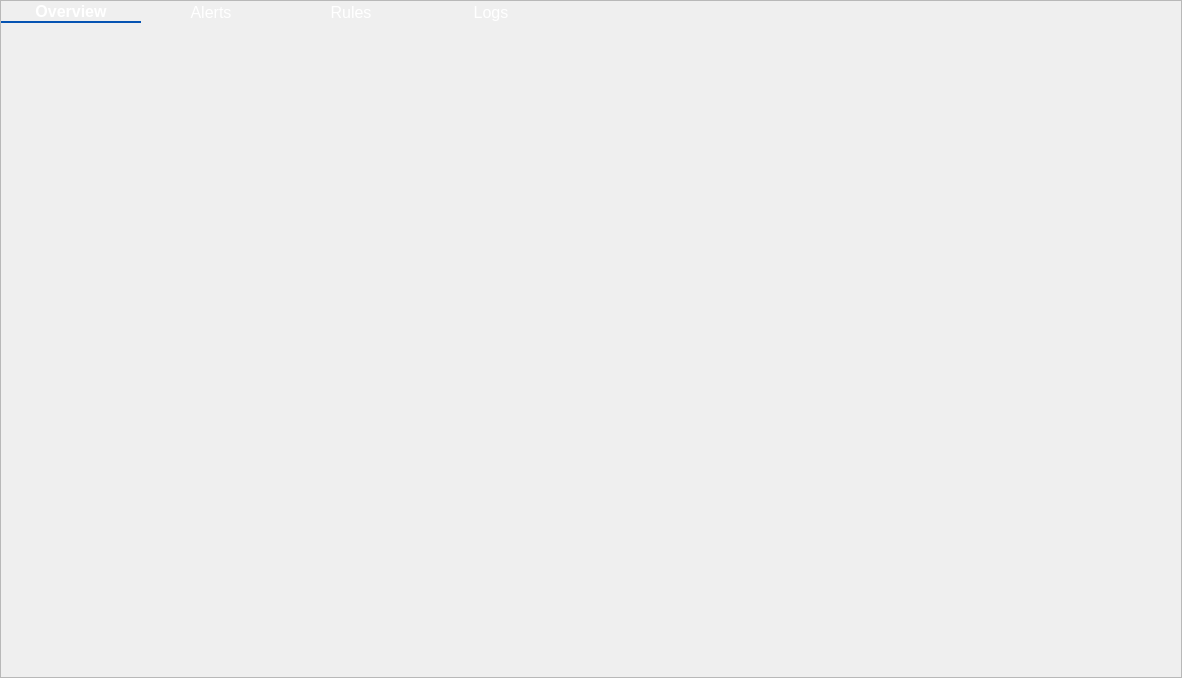
First picture: the form in mainwindow.ui, repository josschi95/OTIS, before the edit.
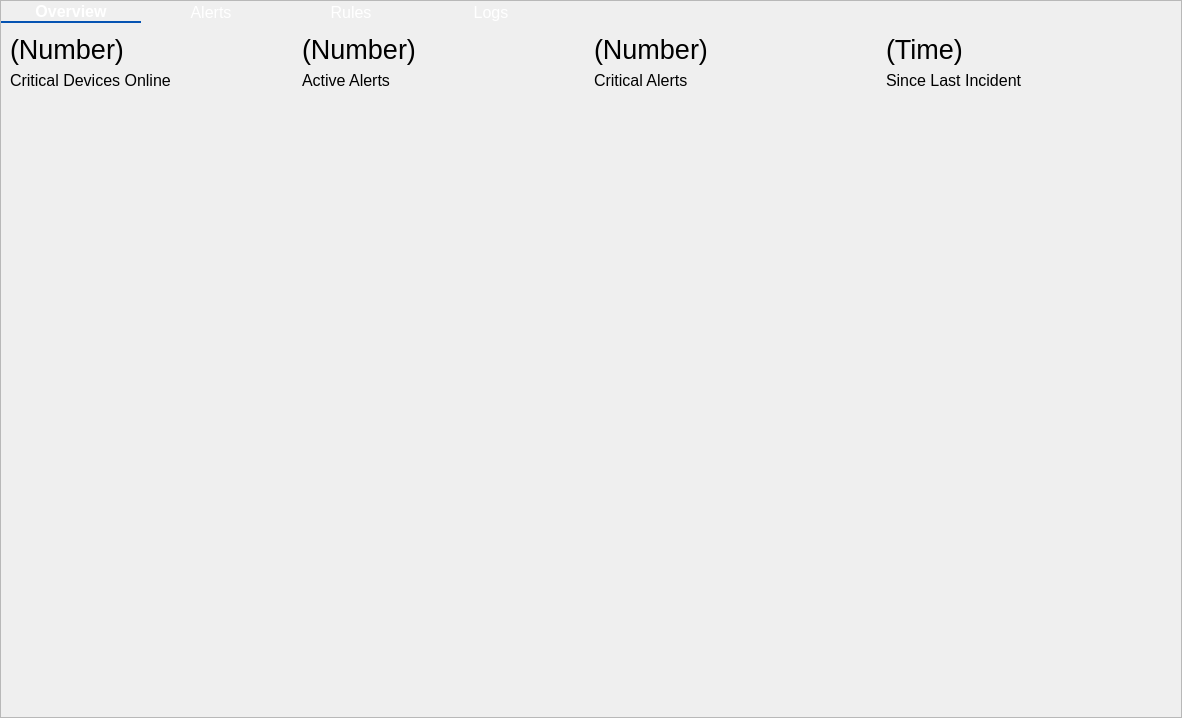
Second picture: the form after the edit. The open tabs and pages were chosen to show the change. Custom widgets are drawn as their Qt base class.

Commit message: Overview page

```diff
--- a/mainwindow.ui
+++ b/mainwindow.ui
@@ -272,7 +272,262 @@
          <property name="currentIndex">
           <number>2</number>
          </property>
-         <widget class="QWidget" name="page0_overview"/>
+         <widget class="Overview" name="page0_overview">
+          <layout class="QVBoxLayout" name="verticalLayout_11">
+           <property name="spacing">
+            <number>0</number>
+           </property>
+           <property name="leftMargin">
+            <number>0</number>
+           </property>
+           <property name="topMargin">
+            <number>0</number>
+           </property>
+           <property name="rightMargin">
+            <number>0</number>
+           </property>
+           <property name="bottomMargin">
+            <number>0</number>
+           </property>
+           <item>
+            <widget class="QFrame" name="overviewFrame">
+             <property name="frameShape">
+              <enum>QFrame::Shape::NoFrame</enum>
+             </property>
+             <property name="frameShadow">
+              <enum>QFrame::Shadow::Plain</enum>
+             </property>
+             <layout class="QVBoxLayout" name="verticalLayout_10">
+              <property name="leftMargin">
+               <number>9</number>
+              </property>
+              <item>
+               <layout class="QHBoxLayout" name="_1_TopRow">
+                <item>
+                 <layout class="QVBoxLayout" name="verticalLayout_12">
+                  <item>
+                   <widget class="QLabel" name="criticalDevicesOnlineLabel">
+                    <property name="maximumSize">
+                     <size>
+                      <width>16777215</width>
+                      <height>50</height>
+                     </size>
+                    </property>
+                    <property name="font">
+                     <font>
+                      <pointsize>20</pointsize>
+                     </font>
+                    </property>
+                    <property name="text">
+                     <string>(Number)</string>
+                    </property>
+                   </widget>
+                  </item>
+                  <item>
+                   <widget class="QLabel" name="label_2">
+                    <property name="maximumSize">
+                     <size>
+                      <width>16777215</width>
+                      <height>50</height>
+                     </size>
+                    </property>
+                    <property name="font">
+                     <font>
+                      <pointsize>12</pointsize>
+                     </font>
+                    </property>
+                    <property name="text">
+                     <string>Critical Devices Online</string>
+                    </property>
+                   </widget>
+                  </item>
+                 </layout>
+                </item>
+                <item>
+                 <layout class="QVBoxLayout" name="verticalLayout_14">
+                  <item>
+                   <widget class="QLabel" name="activeAlertsLabel">
+                    <property name="maximumSize">
+                     <size>
+                      <width>16777215</width>
+                      <height>50</height>
+                     </size>
+                    </property>
+                    <property name="font">
+                     <font>
+                      <pointsize>20</pointsize>
+                     </font>
+                    </property>
+                    <property name="text">
+                     <string>(Number)</string>
+                    </property>
+                   </widget>
+                  </item>
+                  <item>
+                   <widget class="QLabel" name="label_4">
+                    <property name="maximumSize">
+                     <size>
+                      <width>16777215</width>
+                      <height>50</height>
+                     </size>
+                    </property>
+                    <property name="font">
+                     <font>
+                      <pointsize>12</pointsize>
+                     </font>
+                    </property>
+                    <property name="text">
+                     <string>Active Alerts</string>
+                    </property>
+                   </widget>
+                  </item>
+                 </layout>
+                </item>
+                <item>
+                 <layout class="QVBoxLayout" name="verticalLayout_15">
+                  <item>
+                   <widget class="QLabel" name="criticalAlertsLabel">
+                    <property name="maximumSize">
+                     <size>
+                      <width>16777215</width>
+                      <height>50</height>
+                     </size>
+                    </property>
+                    <property name="font">
+                     <font>
+                      <pointsize>20</pointsize>
+                     </font>
+                    </property>
+                    <property name="text">
+                     <string>(Number)</string>
+                    </property>
+                   </widget>
+                  </item>
+                  <item>
+                   <widget class="QLabel" name="label_6">
+                    <property name="maximumSize">
+                     <size>
+                      <width>16777215</width>
+                      <height>50</height>
+                     </size>
+                    </property>
+                    <property name="font">
+                     <font>
+                      <pointsize>12</pointsize>
+                     </font>
+                    </property>
+                    <property name="text">
+                     <string>Critical Alerts</string>
+                    </property>
+                   </widget>
+                  </item>
+                 </layout>
+                </item>
+                <item>
+                 <layout class="QVBoxLayout" name="verticalLayout_16">
+                  <item>
+                   <widget class="QLabel" name="timeSinceIncidentLabel">
+                    <property name="maximumSize">
+                     <size>
+                      <width>16777215</width>
+                      <height>50</height>
+                     </size>
+                    </property>
+                    <property name="font">
+                     <font>
+                      <pointsize>20</pointsize>
+                     </font>
+                    </property>
+                    <property name="text">
+                     <string>(Time)</string>
+                    </property>
+                   </widget>
+                  </item>
+                  <item>
+                   <widget class="QLabel" name="label_8">
+                    <property name="maximumSize">
+                     <size>
+                      <width>16777215</width>
+                      <height>50</height>
+                     </size>
+                    </property>
+                    <property name="font">
+                     <font>
+                      <pointsize>12</pointsize>
+                     </font>
+                    </property>
+                    <property name="text">
+                     <string>Since Last Incident</string>
+                    </property>
+                   </widget>
+                  </item>
+                 </layout>
+                </item>
+               </layout>
+              </item>
+              <item>
+               <layout class="QGridLayout" name="gridLayout">
+                <item row="0" column="0">
+                 <widget class="QWidget" name="_1_alertsBySeverity" native="true">
+                  <property name="minimumSize">
+                   <size>
+                    <width>0</width>
+                    <height>200</height>
+                   </size>
+                  </property>
+                 </widget>
+                </item>
+                <item row="1" column="1">
+                 <widget class="QWidget" name="_4_logsByDevice" native="true">
+                  <property name="minimumSize">
+                   <size>
+                    <width>0</width>
+                    <height>200</height>
+                   </size>
+                  </property>
+                 </widget>
+                </item>
+                <item row="1" column="0">
+                 <widget class="QWidget" name="_3_logsBySeverity" native="true">
+                  <property name="minimumSize">
+                   <size>
+                    <width>0</width>
+                    <height>200</height>
+                   </size>
+                  </property>
+                 </widget>
+                </item>
+                <item row="0" column="1">
+                 <widget class="QWidget" name="_2_alertsByDevice" native="true">
+                  <property name="minimumSize">
+                   <size>
+                    <width>0</width>
+                    <height>200</height>
+                   </size>
+                  </property>
+                 </widget>
+                </item>
+               </layout>
+              </item>
+              <item>
+               <layout class="QHBoxLayout" name="horizontalLayout_4" stretch="0">
+                <item>
+                 <widget class="QWidget" name="alertTimeline" native="true">
+                  <property name="minimumSize">
+                   <size>
+                    <width>0</width>
+                    <height>200</height>
+                   </size>
+                  </property>
+                 </widget>
+                </item>
+               </layout>
+              </item>
+             </layout>
+            </widget>
+           </item>
+          </layout>
+         </widget>
          <widget class="AlertsPage" name="page1_alerts">
           <layout class="QVBoxLayout" name="verticalLayout_9">
            <property name="spacing">
@@ -713,6 +968,12 @@
    <header>alerts_page.h</header>
    <container>1</container>
   </customwidget>
+  <customwidget>
+   <class>Overview</class>
+   <extends>QWidget</extends>
+   <header>overview.h</header>
+   <container>1</container>
+  </customwidget>
  </customwidgets>
  <resources/>
  <connections/>
```
Left out of the diff: 2 changed lines with no effect on the pictures. The commit also changes 4 other files.
